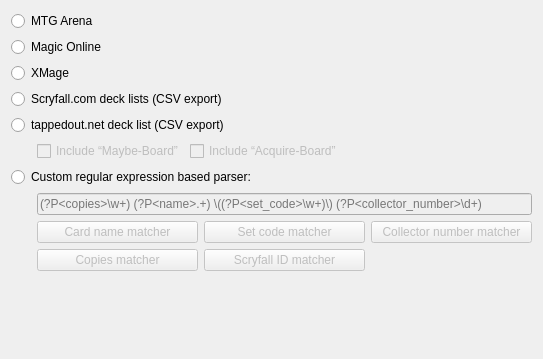
First picture: the form in mtg_proxy_printer/resources/ui/deck_import_wizard/select_deck_parser_page.ui, repository luziferius/MTGProxyPrinter, before the edit.
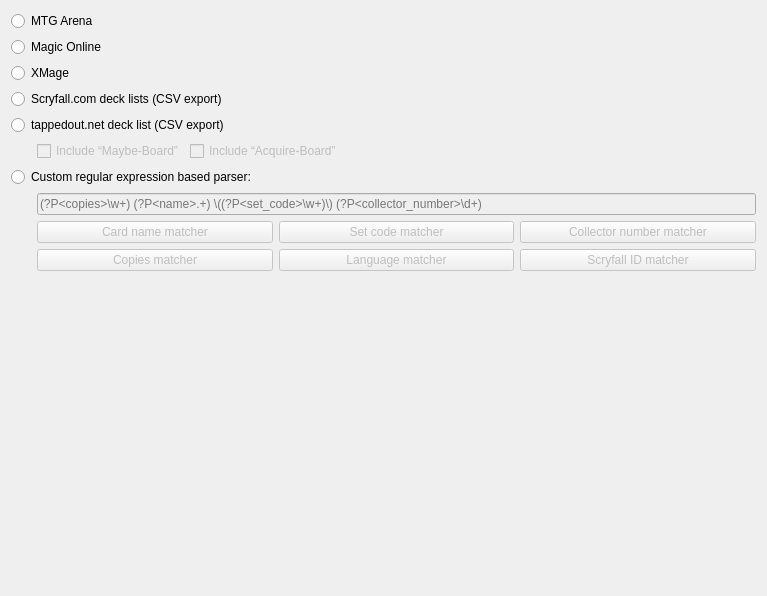
Second picture: the form after the edit.

Commit message:
Added an RE building block button for the card language to the deck import wizard.
FossilOrigin-Name: f834dbd69a0d57d58fa1dafc65d53fbbf01428bdd530258e712122982d664b69

```diff
--- a/mtg_proxy_printer/resources/ui/deck_import_wizard/select_deck_parser_page.ui
+++ b/mtg_proxy_printer/resources/ui/deck_import_wizard/select_deck_parser_page.ui
@@ -6,8 +6,8 @@
    <rect>
     <x>0</x>
     <y>0</y>
-    <width>543</width>
-    <height>359</height>
+    <width>767</width>
+    <height>596</height>
    </rect>
   </property>
   <property name="title">
@@ -88,7 +88,7 @@
        </property>
       </widget>
      </item>
-     <item row="1" column="1">
+     <item row="1" column="2">
       <widget class="QPushButton" name="insert_scryfall_id_matcher_sample_button">
        <property name="enabled">
         <bool>false</bool>
@@ -103,6 +103,20 @@
        </property>
       </widget>
      </item>
+     <item row="1" column="1">
+      <widget class="QPushButton" name="insert_language_matcher_sample_button">
+       <property name="enabled">
+        <bool>false</bool>
+       </property>
+       <property name="toolTip">
+        <string>Appends a matcher for the  card language to the input field above.
+If a language field is not present in the deck list, the card language is guessed.</string>
+       </property>
+       <property name="text">
+        <string>Language matcher</string>
+       </property>
+      </widget>
+     </item>
     </layout>
    </item>
    <item row="1" column="1" colspan="4">
```
Left out of the diff: 26 changed lines with no effect on the pictures. The commit also changes 1 other file.
